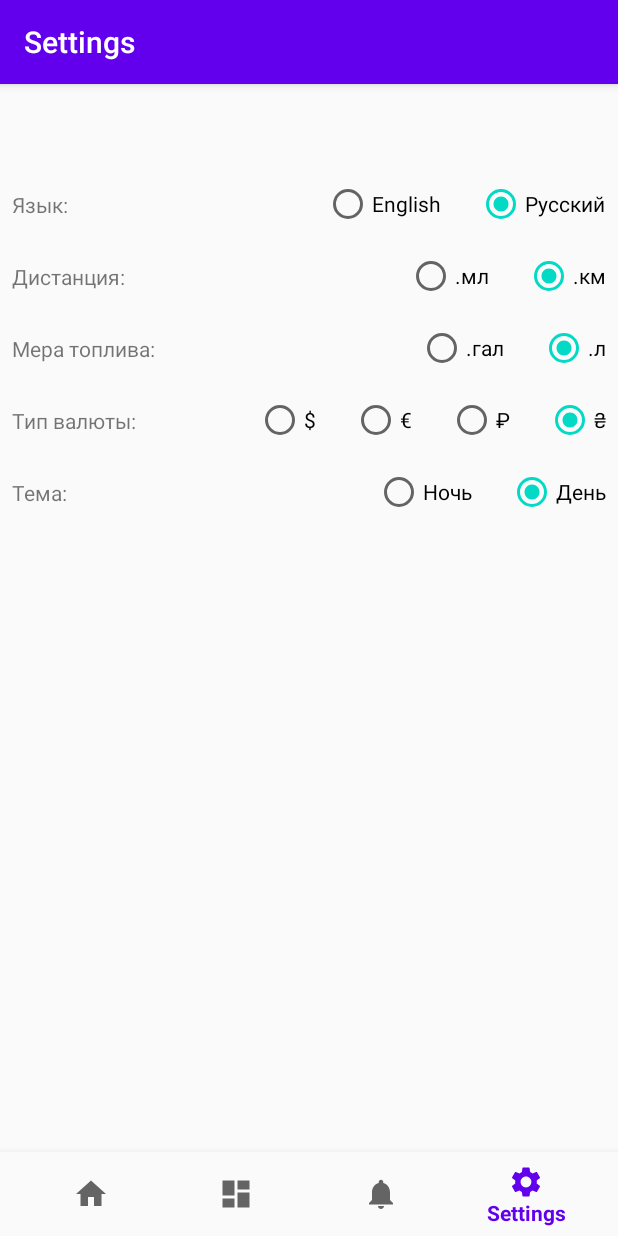
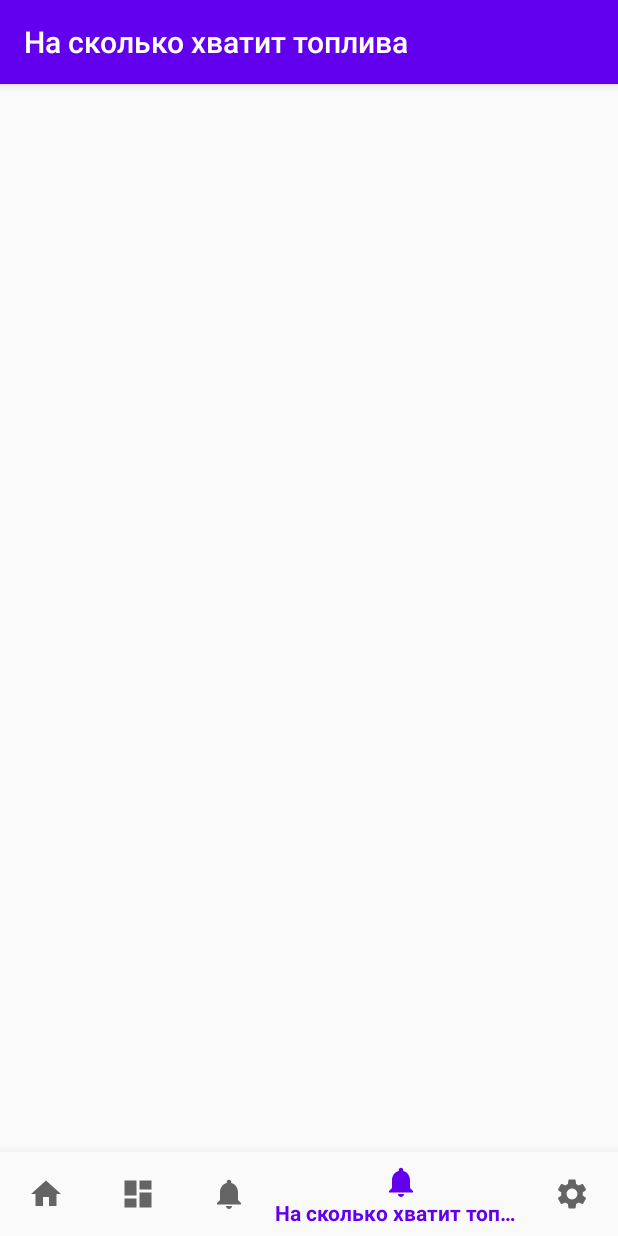
Before and after one commit to Diy2210/EasyFuelCalc, an Android app: the SecondFragment screen opened through its navigation route, item 4 of the bottom bar chosen, on a phone screen of 412 x 824 dp. Run offline under Robolectric (Android 15) with nearby library versions, the phone set to English and light mode, and no system bars; our stand-ins replace navigation-ui.

Commit message:
add Fourth Fragment/View Model;

```diff
--- a/app/src/main/java/net/multipul/easyfuelcalc/MenuActivity.kt
+++ b/app/src/main/java/net/multipul/easyfuelcalc/MenuActivity.kt
@@ -18,9 +18,10 @@ class MenuActivity : AppCompatActivity() {
         val navController = findNavController(R.id.nav_host_fragment)
         val appBarConfiguration = AppBarConfiguration(
             setOf(
-                R.id.navigation_home,
-                R.id.navigation_dashboard,
-                R.id.navigation_notifications,
+                R.id.navigation_first,
+                R.id.navigation_second,
+                R.id.navigation_third,
+                R.id.navigation_fourth,
                 R.id.navigation_settings
             )
         )
--- a/app/src/main/java/net/multipul/easyfuelcalc/ui/home/HomeFragment.kt
+++ b/app/src/main/java/net/multipul/easyfuelcalc/ui/first/FirstFragment.kt
@@ -1,4 +1,4 @@
-package net.multipul.easyfuelcalc.ui.home
+package net.multipul.easyfuelcalc.ui.first
 
 import android.os.Bundle
 import android.view.LayoutInflater
@@ -6,38 +6,43 @@ import android.view.View
 import android.view.ViewGroup
 import androidx.fragment.app.Fragment
 import androidx.lifecycle.ViewModelProviders
-import kotlinx.android.synthetic.main.fragment_home.*
+import kotlinx.android.synthetic.main.fragment_first.*
 import net.multipul.easyfuelcalc.FuelCalcHelper
 import net.multipul.easyfuelcalc.R
 import kotlin.properties.Delegates
 
-class HomeFragment : Fragment() {
+class FirstFragment : Fragment() {
 
-    private lateinit var homeViewModel: HomeViewModel
+    private lateinit var homeViewModel: FirstViewModel
     private lateinit var fuelCalcHelper: FuelCalcHelper
 
     private var fuel by Delegates.notNull<Int>()
     private var distance by Delegates.notNull<Int>()
+
+//    lateinit var fuel: Int
+//    lateinit var distance: Int = 0
 
     override fun onCreateView(
         inflater: LayoutInflater,
         container: ViewGroup?,
         savedInstanceState: Bundle?
     ): View? {
-        homeViewModel = ViewModelProviders.of(this).get(HomeViewModel::class.java)
-        val root = inflater.inflate(R.layout.fragment_home, container, false)
+        homeViewModel = ViewModelProviders.of(this).get(FirstViewModel::class.java)
+        val root = inflater.inflate(R.layout.fragment_first, container, false)
 //        val textView: TextView = root.findViewById(R.id.text_home)
 //        homeViewModel.text.observe(viewLifecycleOwner, Observer {
 //            textView.text = it
 //        })
 
-        fuel = valueFuelType.text
-        distance = valueDistanceType.text
+//        if (valueDistanceType != null && valueDistanceType != null) {
+//            valueFuelType.text
+//            valueDistanceType.text
+//        }
 
-        button.setOnClickListener{
-            fuelCalcHelper.averageFuel(fuel, distance)
-            resTV.setText(fuelCalcHelper.resFuel)
-        }
+//        button.setOnClickListener {
+//            fuelCalcHelper.averageFuel(fuel, distance)
+//            resTV.setText(fuelCalcHelper.resFuel)
+//        }
         return root
     }
 }
--- a/app/src/main/java/net/multipul/easyfuelcalc/ui/dashboard/DashboardViewModel.kt
+++ b/app/src/main/java/net/multipul/easyfuelcalc/ui/first/FirstViewModel.kt
@@ -1,13 +1,13 @@
-package net.multipul.easyfuelcalc.ui.dashboard
+package net.multipul.easyfuelcalc.ui.first
 
 import androidx.lifecycle.LiveData
 import androidx.lifecycle.MutableLiveData
 import androidx.lifecycle.ViewModel
 
-class DashboardViewModel : ViewModel() {
+class FirstViewModel : ViewModel() {
 
     private val _text = MutableLiveData<String>().apply {
-        value = "This is dashboard Fragment"
+        value = "This is home Fragment"
     }
     val text: LiveData<String> = _text
 }
--- /dev/null
+++ b/app/src/main/java/net/multipul/easyfuelcalc/ui/fourth/FourthFragment.kt
@@ -0,0 +1,24 @@
+package net.multipul.easyfuelcalc.ui.fourth
+
+import android.os.Bundle
+import android.view.LayoutInflater
+import android.view.View
+import android.view.ViewGroup
+import androidx.fragment.app.Fragment
+import androidx.lifecycle.ViewModelProviders
+import net.multipul.easyfuelcalc.R
+
+class FourthFragment : Fragment() {
+
+    private lateinit var fourthViewModel: FourthViewModel
+
+    override fun onCreateView(
+        inflater: LayoutInflater,
+        container: ViewGroup?,
+        savedInstanceState: Bundle?
+    ): View? {
+        fourthViewModel = ViewModelProviders.of(this).get(FourthViewModel::class.java)
+        val root = inflater.inflate(R.layout.fragment_fourth, container, false)
+        return root
+    }
+}
--- /dev/null
+++ b/app/src/main/java/net/multipul/easyfuelcalc/ui/fourth/FourthViewModel.kt
@@ -0,0 +1,6 @@
+package net.multipul.easyfuelcalc.ui.fourth
+
+import androidx.lifecycle.ViewModel
+
+class FourthViewModel : ViewModel() {
+}
--- a/app/src/main/java/net/multipul/easyfuelcalc/ui/notifications/NotificationsFragment.kt
+++ b/app/src/main/java/net/multipul/easyfuelcalc/ui/second/SecondFragment.kt
@@ -1,4 +1,4 @@
-package net.multipul.easyfuelcalc.ui.notifications
+package net.multipul.easyfuelcalc.ui.second
 
 import android.os.Bundle
 import android.view.LayoutInflater
@@ -10,20 +10,20 @@ import androidx.lifecycle.Observer
 import androidx.lifecycle.ViewModelProviders
 import net.multipul.easyfuelcalc.R
 
-class NotificationsFragment : Fragment() {
+class SecondFragment : Fragment() {
 
-    private lateinit var notificationsViewModel: NotificationsViewModel
+    private lateinit var secondViewModel: SecondViewModel
 
     override fun onCreateView(
         inflater: LayoutInflater,
         container: ViewGroup?,
         savedInstanceState: Bundle?
     ): View? {
-        notificationsViewModel =
-            ViewModelProviders.of(this).get(NotificationsViewModel::class.java)
-        val root = inflater.inflate(R.layout.fragment_notifications, container, false)
-        val textView: TextView = root.findViewById(R.id.text_notifications)
-        notificationsViewModel.text.observe(viewLifecycleOwner, Observer {
+        secondViewModel =
+            ViewModelProviders.of(this).get(SecondViewModel::class.java)
+        val root = inflater.inflate(R.layout.fragment_dashboard, container, false)
+        val textView: TextView = root.findViewById(R.id.text_dashboard)
+        secondViewModel.text.observe(viewLifecycleOwner, Observer {
             textView.text = it
         })
         return root
--- a/app/src/main/java/net/multipul/easyfuelcalc/ui/home/HomeViewModel.kt
+++ b/app/src/main/java/net/multipul/easyfuelcalc/ui/second/SecondViewModel.kt
@@ -1,13 +1,13 @@
-package net.multipul.easyfuelcalc.ui.home
+package net.multipul.easyfuelcalc.ui.second
 
 import androidx.lifecycle.LiveData
 import androidx.lifecycle.MutableLiveData
 import androidx.lifecycle.ViewModel
 
-class HomeViewModel : ViewModel() {
+class SecondViewModel : ViewModel() {
 
     private val _text = MutableLiveData<String>().apply {
-        value = "This is home Fragment"
+        value = "This is dashboard Fragment"
     }
     val text: LiveData<String> = _text
 }
--- a/app/src/main/java/net/multipul/easyfuelcalc/ui/dashboard/DashboardFragment.kt
+++ b/app/src/main/java/net/multipul/easyfuelcalc/ui/third/ThirdFragment.kt
@@ -1,4 +1,4 @@
-package net.multipul.easyfuelcalc.ui.dashboard
+package net.multipul.easyfuelcalc.ui.third
 
 import android.os.Bundle
 import android.view.LayoutInflater
@@ -10,20 +10,20 @@ import androidx.lifecycle.Observer
 import androidx.lifecycle.ViewModelProviders
 import net.multipul.easyfuelcalc.R
 
-class DashboardFragment : Fragment() {
+class ThirdFragment : Fragment() {
 
-    private lateinit var dashboardViewModel: DashboardViewModel
+    private lateinit var notificationsViewModel: ThirdViewModel
 
     override fun onCreateView(
         inflater: LayoutInflater,
         container: ViewGroup?,
         savedInstanceState: Bundle?
     ): View? {
-        dashboardViewModel =
-            ViewModelProviders.of(this).get(DashboardViewModel::class.java)
-        val root = inflater.inflate(R.layout.fragment_dashboard, container, false)
-        val textView: TextView = root.findViewById(R.id.text_dashboard)
-        dashboardViewModel.text.observe(viewLifecycleOwner, Observer {
+        notificationsViewModel =
+            ViewModelProviders.of(this).get(ThirdViewModel::class.java)
+        val root = inflater.inflate(R.layout.fragment_notifications, container, false)
+        val textView: TextView = root.findViewById(R.id.text_notifications)
+        notificationsViewModel.text.observe(viewLifecycleOwner, Observer {
             textView.text = it
         })
         return root
--- a/app/src/main/java/net/multipul/easyfuelcalc/ui/notifications/NotificationsViewModel.kt
+++ b/app/src/main/java/net/multipul/easyfuelcalc/ui/third/ThirdViewModel.kt
@@ -1,10 +1,10 @@
-package net.multipul.easyfuelcalc.ui.notifications
+package net.multipul.easyfuelcalc.ui.third
 
 import androidx.lifecycle.LiveData
 import androidx.lifecycle.MutableLiveData
 import androidx.lifecycle.ViewModel
 
-class NotificationsViewModel : ViewModel() {
+class ThirdViewModel : ViewModel() {
 
     private val _text = MutableLiveData<String>().apply {
         value = "This is notifications Fragment"
--- a/app/src/main/res/layout/fragment_dashboard.xml
+++ b/app/src/main/res/layout/fragment_dashboard.xml
@@ -4,7 +4,7 @@
     xmlns:tools="http://schemas.android.com/tools"
     android:layout_width="match_parent"
     android:layout_height="match_parent"
-    tools:context=".ui.dashboard.DashboardFragment">
+    tools:context=".ui.second.SecondFragment">
 
     <TextView
         android:id="@+id/text_dashboard"
--- a/app/src/main/res/layout/fragment_home.xml
+++ b/app/src/main/res/layout/fragment_first.xml
@@ -4,12 +4,11 @@
     xmlns:tools="http://schemas.android.com/tools"
     android:layout_width="match_parent"
     android:layout_height="match_parent"
-    tools:context=".ui.home.HomeFragment">
+    tools:context=".ui.first.FirstFragment">
 
     <androidx.constraintlayout.widget.ConstraintLayout
         android:layout_width="match_parent"
-        android:layout_height="0dp"
-        app:layout_constraintBottom_toBottomOf="parent"
+        android:layout_height="wrap_content"
         app:layout_constraintEnd_toEndOf="parent"
         app:layout_constraintStart_toStartOf="parent"
         app:layout_constraintTop_toTopOf="parent">
@@ -20,20 +19,18 @@
             android:layout_height="wrap_content"
             android:layout_marginTop="8dp"
             android:layout_marginEnd="16dp"
-            android:hint="11111"
+            android:hint="@string/fuel_value"
             app:endIconMode="clear_text"
             app:layout_constraintEnd_toStartOf="@+id/fuelTypeTV"
             app:layout_constraintStart_toStartOf="parent"
-            app:layout_constraintTop_toTop="parent"
             app:layout_constraintTop_toTopOf="parent">
 
             <com.google.android.material.textfield.TextInputEditText
                 android:id="@+id/valueFuelType"
                 android:layout_width="match_parent"
                 android:layout_height="wrap_content"
-                android:inputType="textUri"
+                android:inputType="number"
                 android:singleLine="true"
-                android:text="@={item.url}"
                 tools:layout_editor_absoluteY="45dp" />
 
         </com.google.android.material.textfield.TextInputLayout>
@@ -56,20 +53,18 @@
             android:layout_height="wrap_content"
             android:layout_marginTop="16dp"
             android:layout_marginEnd="16dp"
-            android:hint="11111"
+            android:hint="@string/distance_value"
             app:endIconMode="clear_text"
             app:layout_constraintEnd_toStartOf="@+id/distanceTypeTV"
             app:layout_constraintStart_toStartOf="parent"
-            app:layout_constraintTop_toBottomOf="@+id/textInputLayout"
-            app:layout_constraintTop_toTop="parent">
+            app:layout_constraintTop_toBottomOf="@+id/textInputLayout">
 
             <com.google.android.material.textfield.TextInputEditText
                 android:id="@+id/valueDistanceType"
                 android:layout_width="match_parent"
                 android:layout_height="wrap_content"
-                android:inputType="textUri"
+                android:inputType="number"
                 android:singleLine="true"
-                android:text="@={item.url}"
                 tools:layout_editor_absoluteY="45dp" />
 
         </com.google.android.material.textfield.TextInputLayout>
--- /dev/null
+++ b/app/src/main/res/layout/fragment_fourth.xml
@@ -0,0 +1,6 @@
+<?xml version="1.0" encoding="utf-8"?>
+<androidx.constraintlayout.widget.ConstraintLayout
+    xmlns:android="http://schemas.android.com/apk/res/android" android:layout_width="match_parent"
+    android:layout_height="match_parent">
+
+</androidx.constraintlayout.widget.ConstraintLayout>
--- a/app/src/main/res/layout/fragment_notifications.xml
+++ b/app/src/main/res/layout/fragment_notifications.xml
@@ -4,7 +4,7 @@
     xmlns:tools="http://schemas.android.com/tools"
     android:layout_width="match_parent"
     android:layout_height="match_parent"
-    tools:context=".ui.notifications.NotificationsFragment">
+    tools:context=".ui.third.ThirdFragment">
 
     <TextView
         android:id="@+id/text_notifications"
--- a/app/src/main/res/menu/bottom_nav_menu.xml
+++ b/app/src/main/res/menu/bottom_nav_menu.xml
@@ -2,23 +2,28 @@
 <menu xmlns:android="http://schemas.android.com/apk/res/android">
 
     <item
-        android:id="@+id/navigation_home"
+        android:id="@+id/navigation_first"
         android:icon="@drawable/ic_home"
-        android:title="@string/title_home" />
+        android:title="@string/first_screen" />
 
     <item
-        android:id="@+id/navigation_dashboard"
+        android:id="@+id/navigation_second"
         android:icon="@drawable/ic_dashboard"
-        android:title="@string/title_dashboard" />
+        android:title="@string/second_screen" />
 
     <item
-        android:id="@+id/navigation_notifications"
+        android:id="@+id/navigation_third"
         android:icon="@drawable/ic_notifications"
-        android:title="@string/title_notifications" />
+        android:title="@string/third_screen" />
+
+    <item
+        android:id="@+id/navigation_fourth"
+        android:icon="@drawable/ic_notifications"
+        android:title="@string/fourth_screen" />
 
     <item
         android:id="@+id/navigation_settings"
         android:icon="@drawable/ic_settings"
-        android:title="@string/title_settings" />
+        android:title="@string/settings_screen" />
 
 </menu>
--- a/app/src/main/res/navigation/mobile_navigation.xml
+++ b/app/src/main/res/navigation/mobile_navigation.xml
@@ -3,29 +3,35 @@
     xmlns:app="http://schemas.android.com/apk/res-auto"
     xmlns:tools="http://schemas.android.com/tools"
     android:id="@+id/mobile_navigation"
-    app:startDestination="@+id/navigation_home">
+    app:startDestination="@+id/navigation_first">
 
     <fragment
-        android:id="@+id/navigation_home"
-        android:name="net.multipul.easyfuelcalc.ui.home.HomeFragment"
-        android:label="@string/title_home"
-        tools:layout="@layout/fragment_home" />
+        android:id="@+id/navigation_first"
+        android:name="net.multipul.easyfuelcalc.ui.first.FirstFragment"
+        android:label="@string/first_screen"
+        tools:layout="@layout/fragment_first" />
 
     <fragment
-        android:id="@+id/navigation_dashboard"
-        android:name="net.multipul.easyfuelcalc.ui.dashboard.DashboardFragment"
-        android:label="@string/title_dashboard"
+        android:id="@+id/navigation_second"
+        android:name="net.multipul.easyfuelcalc.ui.second.SecondFragment"
+        android:label="@string/second_screen"
         tools:layout="@layout/fragment_dashboard" />
 
     <fragment
-        android:id="@+id/navigation_notifications"
-        android:name="net.multipul.easyfuelcalc.ui.notifications.NotificationsFragment"
-        android:label="@string/title_notifications"
+        android:id="@+id/navigation_third"
+        android:name="net.multipul.easyfuelcalc.ui.third.ThirdFragment"
+        android:label="@string/fourth_screen"
         tools:layout="@layout/fragment_notifications" />
+
+    <fragment
+        android:id="@+id/navigation_fourth"
+        android:name="net.multipul.easyfuelcalc.ui.fourth.FourthFragment"
+        android:label="@string/fourth_screen"
+        tools:layout="@layout/fragment_fourth" />
 
     <fragment
         android:id="@+id/navigation_settings"
         android:name="net.multipul.easyfuelcalc.ui.settings.SettingsFragment"
-        android:label="@string/title_settings"
+        android:label="@string/settings_screen"
         tools:layout="@layout/fragment_settings" />
 </navigation>
--- a/app/src/main/res/values/strings.xml
+++ b/app/src/main/res/values/strings.xml
@@ -1,11 +1,12 @@
 <resources>
     <string name="app_name">EasyFuelCalc</string>
     <string name="title_activity_menu">MainActivity</string>
-    <string name="title_home">Home</string>
-    <string name="title_dashboard">Dashboard</string>
-    <string name="title_notifications">Notifications</string>
-    <string name="title_settings">Settings</string>
 
+    <string name="first_screen">Средний расход</string>
+    <string name="second_screen">Стоимость поездки</string>
+    <string name="third_screen">На сколько хватит топлива</string>
+    <string name="fourth_screen">На сколько хватит топлива</string>
+    <string name="settings_screen">Настройки</string>
 
     <string name="money_value">Тип валюты:</string>
     <string name="money_value_us">$</string>
```
